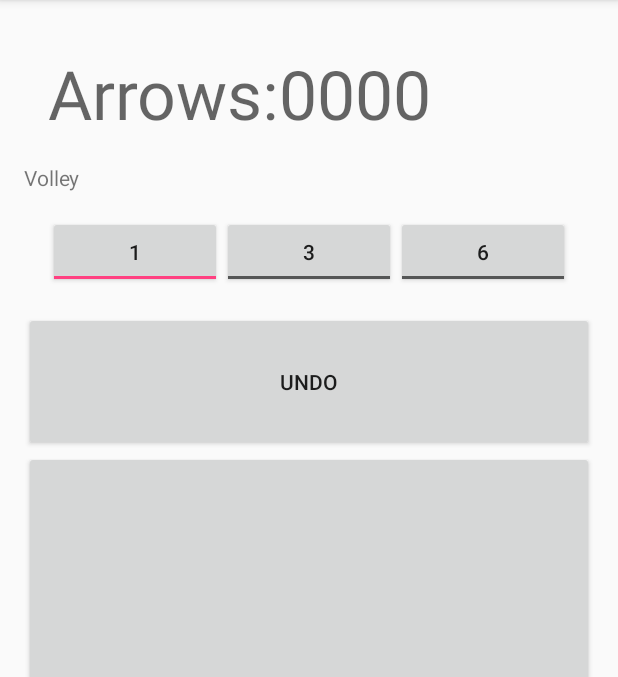
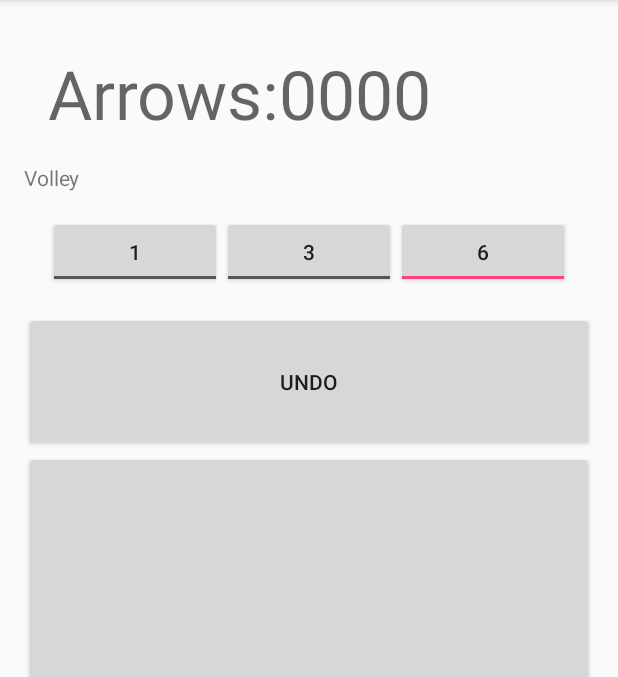
Before and after one commit to vagnerr/ArcheryAid, an Android app: the screen it shows after launch (ArrowCounterActivity), in the side drawer, after a tap on "Arrow Counter", on a phone screen of 412 x 824 dp, the part 84-761 px from its top. Run offline under Robolectric (Android 15) with nearby library versions, the phone set to English and light mode, and no system bars; our stand-ins replace AdMob; 1 statement that could not run was skipped.

```diff
--- a/mobile/src/main/java/com/vagnerr/android/archeryaid/MainActivity.java
+++ b/mobile/src/main/java/com/vagnerr/android/archeryaid/MainActivity.java
@@ -29,6 +29,30 @@ public class MainActivity extends AppCompatActivity
 
     private AdView mAdView;
 
+    /**
+     * Dispatch onResume() to fragments.  Note that for better inter-operation
+     * with older versions of the platform, at the point of this call the
+     * fragments attached to the activity are <em>not</em> resumed.  This means
+     * that in some cases the previous state may still be saved, not allowing
+     * fragment transactions that modify the state.  To correctly interact
+     * with fragments in their proper state, you should instead override
+     * {@link #onResumeFragments()}.
+     */
+    @Override
+    protected void onResume() {
+        super.onResume();
+
+        // update the totals...
+
+        ContentResolver cp = this.getContentResolver();
+
+        updateArrowCount( cp, R.id.arrowcount_week, 7 );
+        updateArrowCount( cp, R.id.arrowcount_month, 30 );
+        updateArrowCount( cp, R.id.arrowcount_year, 365 );
+        updateArrowCount( cp, R.id.arrowcount_alltime, 0 );
+
+    }
+
     @Override
     protected void onCreate(Bundle savedInstanceState) {
         super.onCreate(savedInstanceState);
@@ -58,14 +82,6 @@ public class MainActivity extends AppCompatActivity
         NavigationView navigationView = (NavigationView) findViewById(R.id.nav_view);
         navigationView.setNavigationItemSelectedListener(this);
 
-        // update the totals...
-
-        ContentResolver cp = this.getContentResolver();
-
-        updateArrowCount( cp, R.id.arrowcount_week, 7 );
-        updateArrowCount( cp, R.id.arrowcount_month, 30 );
-        updateArrowCount( cp, R.id.arrowcount_year, 365 );
-        updateArrowCount( cp, R.id.arrowcount_alltime, 0 );
 
 
     }
--- a/mobile/src/main/java/com/vagnerr/android/archeryaid/Utility.java
+++ b/mobile/src/main/java/com/vagnerr/android/archeryaid/Utility.java
@@ -12,7 +12,7 @@ import android.text.format.Time;
 public class Utility {
     public static int getPrefferedVolley(Context context){
         SharedPreferences prefs = PreferenceManager.getDefaultSharedPreferences(context);
-        return 1; //prefs.getInt()
+        return 6; //prefs.getInt()  // TODO: Actually do this
     }
 
     public static String getFormattedArrowCount(Context context, int arrow_count) {
```
